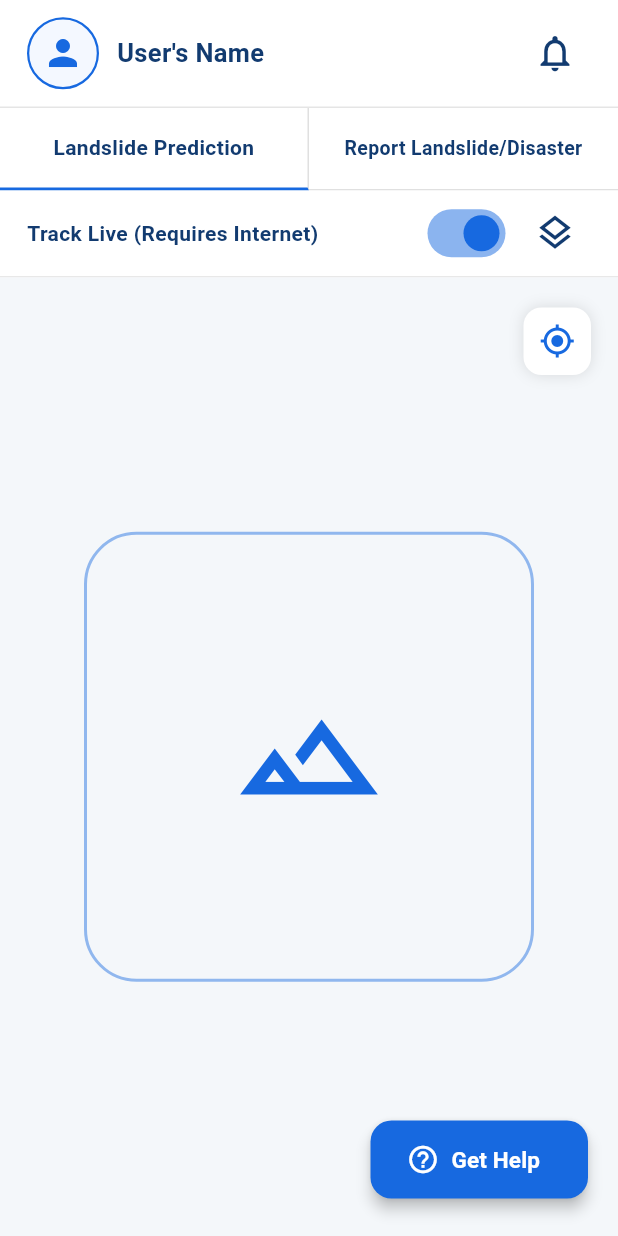
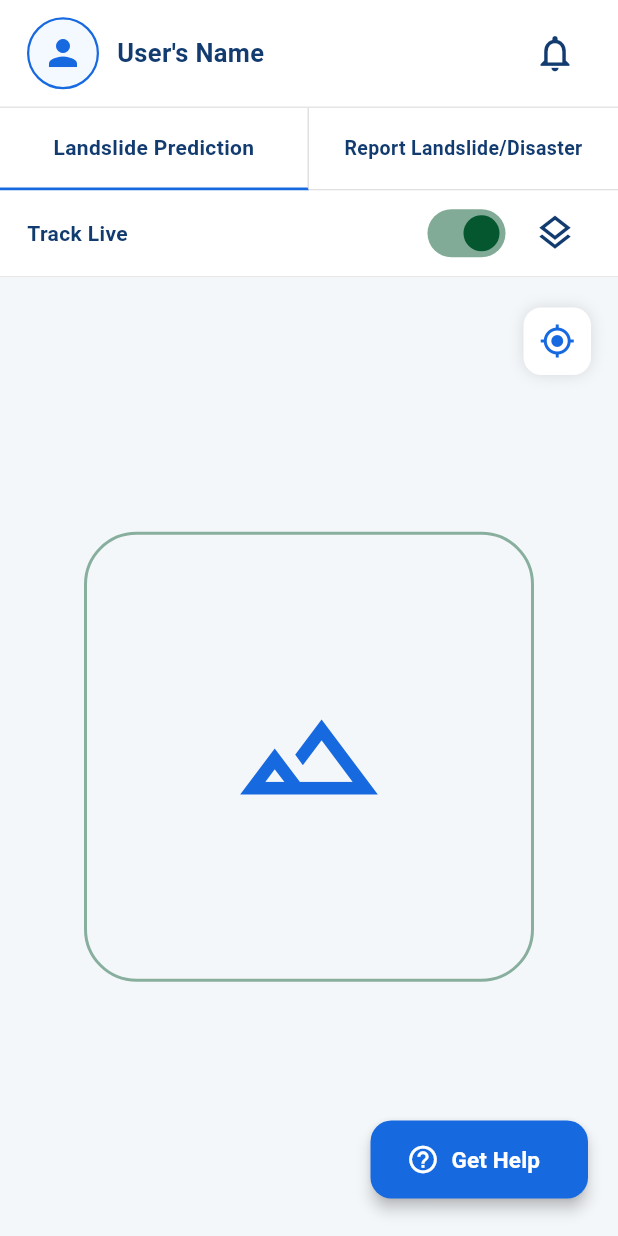
Before and after one commit to Sumit-singh2398/pahad_alert_app, a Flutter app: the HomeScreen screen opened directly, on a phone screen of 412 x 824 dp. Run offline on Flutter 3.47's test engine with Material 3 defaults, Android fonts, the phone set to English and light mode, and no system bars.

Commit message:
ui changes

```diff
--- a/lib/homescreen.dart
+++ b/lib/homescreen.dart
@@ -27,7 +27,7 @@ class _HomeScreenState extends State<HomeScreen> {
         child: Column(
           children: [
 
-            // ================= HEADER =================
+
             Container(
               height: 72,
               padding: const EdgeInsets.symmetric(horizontal: 18),
@@ -106,7 +106,7 @@ class _HomeScreenState extends State<HomeScreen> {
               ),
             ),
 
-            // ================= TABS =================
+
             SizedBox(
               height: 55,
               child: Row(
@@ -175,7 +175,7 @@ class _HomeScreenState extends State<HomeScreen> {
               ),
             ),
 
-            // ================= LIVE TRACKING =================
+
             Container(
               height: 58,
               padding: const EdgeInsets.symmetric(horizontal: 18),
@@ -192,7 +192,7 @@ class _HomeScreenState extends State<HomeScreen> {
 
                   const Expanded(
                     child: Text(
-                      'Track Live (Requires Internet)',
+                      'Track Live ',
                       style: TextStyle(
                         fontSize: 14,
                         fontWeight: FontWeight.w600,
@@ -203,7 +203,7 @@ class _HomeScreenState extends State<HomeScreen> {
 
                   Switch(
                     value: trackLive,
-                    activeColor: primaryBlue,
+                    activeColor: const Color.fromARGB(255, 5, 87, 47),
                     onChanged: (value) {
                       setState(() {
                         trackLive = value;
@@ -234,7 +234,7 @@ class _HomeScreenState extends State<HomeScreen> {
               ),
             ),
 
-            // ================= MAP AREA =================
+
             Expanded(
               child: Container(
                 width: double.infinity,
@@ -252,7 +252,7 @@ class _HomeScreenState extends State<HomeScreen> {
                               BorderRadius.circular(35),
                           border: Border.all(
                             color:
-                                primaryBlue.withOpacity(0.45),
+                                const Color.fromARGB(255, 5, 87, 47).withOpacity(0.45),
                             width: 2,
                           ),
                         ),
@@ -280,7 +280,7 @@ class _HomeScreenState extends State<HomeScreen> {
                           boxShadow: [
                             BoxShadow(
                               color:
-                                  Colors.black.withOpacity(0.12),
+                                  const Color.fromARGB(255, 0, 0, 0).withOpacity(0.12),
                               blurRadius: 8,
                             ),
                           ],
@@ -295,7 +295,7 @@ class _HomeScreenState extends State<HomeScreen> {
                       ),
                     ),
 
-                    // ================= GET HELP =================
+
                     Positioned(
                       right: 20,
                       bottom: 25,
```
